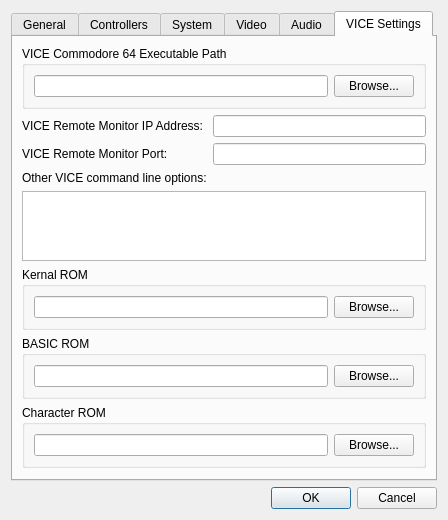
Old version of the form common/emulatorprefsdialog.ui in the repository christopherpow/nesicide.
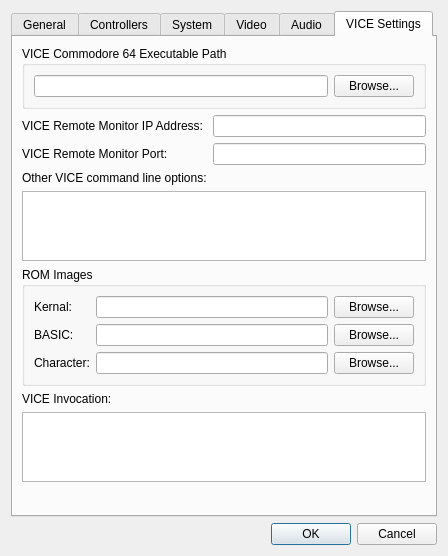
New version of the form. The open tabs and pages were chosen to show the change. Icons and pictures are not drawn. Custom widgets are drawn as their Qt base class.

Diff of the .ui file:
```diff
--- a/common/emulatorprefsdialog.ui
+++ b/common/emulatorprefsdialog.ui
@@ -7,17 +7,27 @@
     <x>0</x>
     <y>0</y>
     <width>448</width>
-    <height>506</height>
+    <height>556</height>
    </rect>
   </property>
   <property name="windowTitle">
    <string>Emulator Preferences</string>
   </property>
   <layout class="QGridLayout" name="gridLayout_8">
+   <item row="1" column="0">
+    <widget class="QDialogButtonBox" name="buttonBox">
+     <property name="orientation">
+      <enum>Qt::Horizontal</enum>
+     </property>
+     <property name="standardButtons">
+      <set>QDialogButtonBox::Cancel|QDialogButtonBox::Ok</set>
+     </property>
+    </widget>
+   </item>
    <item row="0" column="0">
     <widget class="QTabWidget" name="tabWidget">
      <property name="currentIndex">
-      <number>0</number>
+      <number>5</number>
      </property>
      <widget class="QWidget" name="general">
       <attribute name="title">
@@ -1146,12 +1156,29 @@
       <layout class="QGridLayout" name="gridLayout_14">
        <item row="1" column="0">
         <layout class="QFormLayout" name="formLayout_3">
+         <property name="fieldGrowthPolicy">
+          <enum>QFormLayout::AllNonFixedFieldsGrow</enum>
+         </property>
          <property name="topMargin">
           <number>0</number>
          </property>
          <property name="rightMargin">
           <number>0</number>
          </property>
+         <item row="0" column="0">
+          <widget class="QLabel" name="label_23">
+           <property name="text">
+            <string>VICE Remote Monitor IP Address:</string>
+           </property>
+          </widget>
+         </item>
+         <item row="0" column="1">
+          <widget class="QLineEdit" name="viceC64MonitorIPAddress">
+           <property name="readOnly">
+            <bool>true</bool>
+           </property>
+          </widget>
+         </item>
          <item row="1" column="0">
           <widget class="QLabel" name="label_31">
            <property name="text">
@@ -1169,23 +1196,9 @@
            </property>
           </widget>
          </item>
-         <item row="4" column="0" colspan="2">
+         <item row="3" column="0" colspan="2">
           <widget class="QTextEdit" name="viceOptions"/>
          </item>
-         <item row="0" column="0">
-          <widget class="QLabel" name="label_23">
-           <property name="text">
-            <string>VICE Remote Monitor IP Address:</string>
-           </property>
-          </widget>
-         </item>
-         <item row="0" column="1">
-          <widget class="QLineEdit" name="viceC64MonitorIPAddress">
-           <property name="readOnly">
-            <bool>true</bool>
-           </property>
-          </widget>
-         </item>
         </layout>
        </item>
        <item row="0" column="0">
@@ -1231,13 +1244,20 @@
        <item row="2" column="0">
         <widget class="QGroupBox" name="groupBox_7">
          <property name="title">
-          <string>Kernal ROM</string>
+          <string>ROM Images</string>
          </property>
-         <layout class="QHBoxLayout" name="horizontalLayout_4">
-          <item>
+         <layout class="QGridLayout" name="gridLayout_17">
+          <item row="0" column="0">
+           <widget class="QLabel" name="label_11">
+            <property name="text">
+             <string>Kernal:</string>
+            </property>
+           </widget>
+          </item>
+          <item row="0" column="1">
            <widget class="QLineEdit" name="c64KernalROM"/>
           </item>
-          <item>
+          <item row="0" column="2">
            <widget class="QPushButton" name="c64KernalROMBrowse">
             <property name="text">
              <string>Browse...</string>
@@ -1248,19 +1268,24 @@
             </property>
            </widget>
           </item>
-         </layout>
-        </widget>
-       </item>
-       <item row="3" column="0">
-        <widget class="QGroupBox" name="groupBox_8">
-         <property name="title">
-          <string>BASIC ROM</string>
-         </property>
-         <layout class="QHBoxLayout" name="horizontalLayout_5">
-          <item>
+          <item row="1" column="0">
+           <widget class="QLabel" name="label_12">
+            <property name="text">
+             <string>BASIC:</string>
+            </property>
+           </widget>
+          </item>
+          <item row="2" column="0">
+           <widget class="QLabel" name="label_13">
+            <property name="text">
+             <string>Character:</string>
+            </property>
+           </widget>
+          </item>
+          <item row="1" column="1">
            <widget class="QLineEdit" name="c64BasicROM"/>
           </item>
-          <item>
+          <item row="1" column="2">
            <widget class="QPushButton" name="c64BasicROMBrowse">
             <property name="text">
              <string>Browse...</string>
@@ -1271,19 +1296,10 @@
             </property>
            </widget>
           </item>
-         </layout>
-        </widget>
-       </item>
-       <item row="4" column="0">
-        <widget class="QGroupBox" name="groupBox_9">
-         <property name="title">
-          <string>Character ROM</string>
-         </property>
-         <layout class="QHBoxLayout" name="horizontalLayout_6">
-          <item>
+          <item row="2" column="1">
            <widget class="QLineEdit" name="c64CharROM"/>
           </item>
-          <item>
+          <item row="2" column="2">
            <widget class="QPushButton" name="c64CharROMBrowse">
             <property name="text">
              <string>Browse...</string>
@@ -1297,20 +1313,27 @@
          </layout>
         </widget>
        </item>
+       <item row="3" column="0">
+        <widget class="QLabel" name="label_14">
+         <property name="text">
+          <string>VICE Invocation:</string>
+         </property>
+        </widget>
+       </item>
+       <item row="4" column="0">
+        <widget class="QTextEdit" name="viceInvocation">
+         <property name="undoRedoEnabled">
+          <bool>false</bool>
+         </property>
+         <property name="readOnly">
+          <bool>true</bool>
+         </property>
+        </widget>
+       </item>
       </layout>
      </widget>
     </widget>
    </item>
-   <item row="1" column="0">
-    <widget class="QDialogButtonBox" name="buttonBox">
-     <property name="orientation">
-      <enum>Qt::Horizontal</enum>
-     </property>
-     <property name="standardButtons">
-      <set>QDialogButtonBox::Cancel|QDialogButtonBox::Ok</set>
-     </property>
-    </widget>
-   </item>
   </layout>
  </widget>
  <customwidgets>
```
